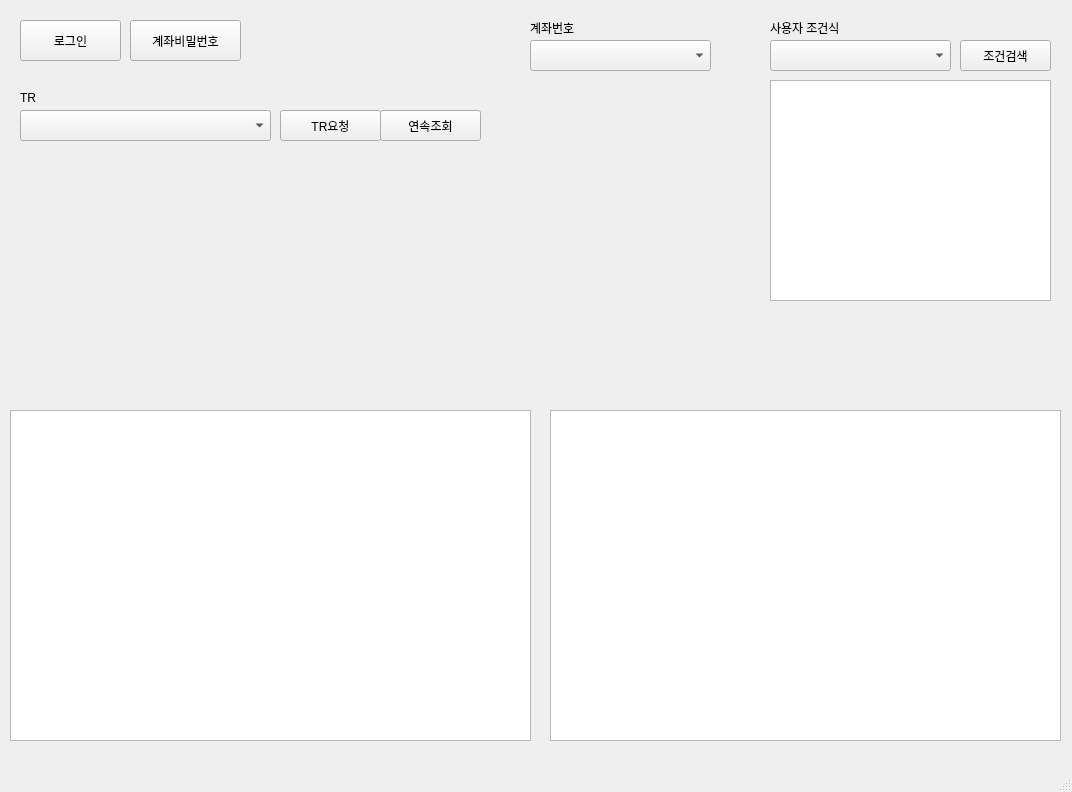
This is main_window.ui in junyoung-jamong/KiwoomOS as Qt 5 draws it before an edit. The edited form follows.
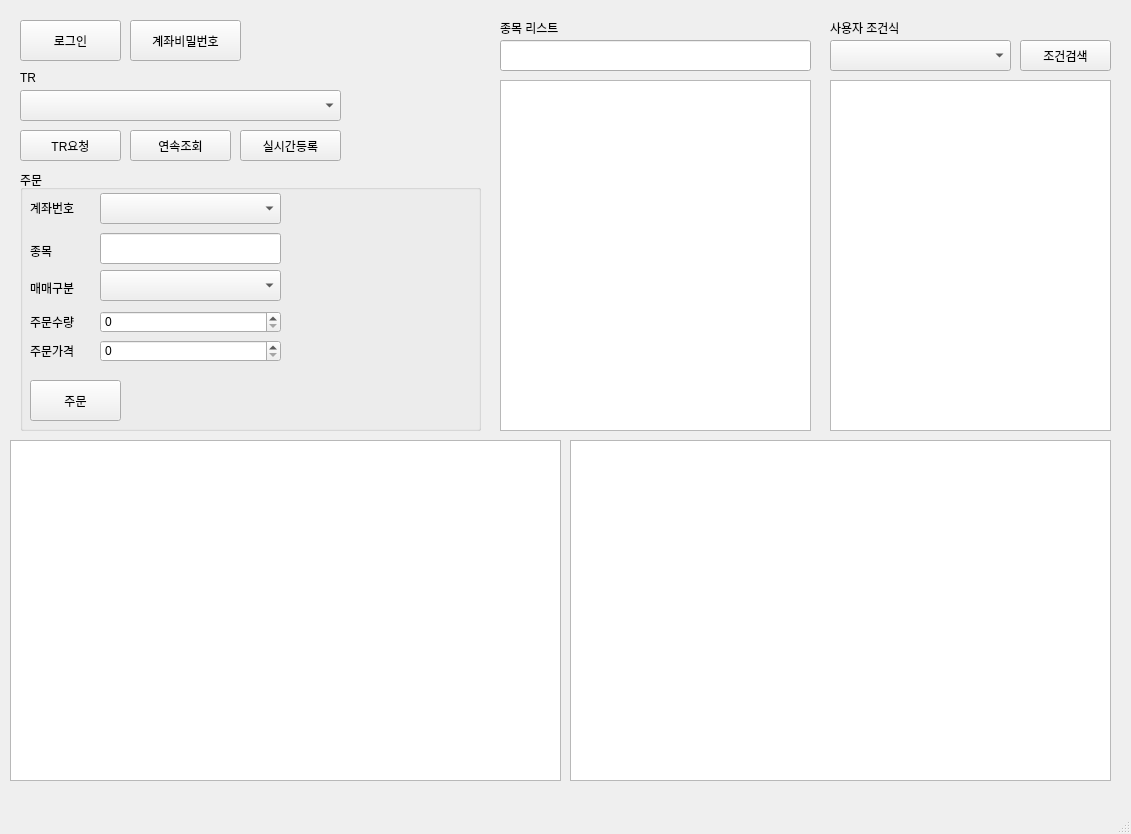
This is the edited form.

Patch:
```diff
--- a/main_window.ui
+++ b/main_window.ui
@@ -6,8 +6,8 @@
    <rect>
     <x>0</x>
     <y>0</y>
-    <width>1072</width>
-    <height>792</height>
+    <width>1131</width>
+    <height>834</height>
    </rect>
   </property>
   <property name="windowTitle">
@@ -30,8 +30,8 @@
    <widget class="QPushButton" name="requestTrButton">
     <property name="geometry">
      <rect>
-      <x>280</x>
-      <y>110</y>
+      <x>20</x>
+      <y>130</y>
       <width>101</width>
       <height>31</height>
      </rect>
@@ -44,16 +44,16 @@
     <property name="geometry">
      <rect>
       <x>10</x>
-      <y>410</y>
-      <width>521</width>
-      <height>331</height>
+      <y>440</y>
+      <width>551</width>
+      <height>341</height>
      </rect>
     </property>
    </widget>
    <widget class="QComboBox" name="conditionComboBox">
     <property name="geometry">
      <rect>
-      <x>770</x>
+      <x>830</x>
       <y>40</y>
       <width>181</width>
       <height>31</height>
@@ -63,7 +63,7 @@
    <widget class="QLabel" name="label">
     <property name="geometry">
      <rect>
-      <x>770</x>
+      <x>830</x>
       <y>20</y>
       <width>101</width>
       <height>16</height>
@@ -73,43 +73,20 @@
      <string>사용자 조건식</string>
     </property>
    </widget>
-   <widget class="QComboBox" name="accountComboBox">
-    <property name="geometry">
-     <rect>
-      <x>530</x>
-      <y>40</y>
-      <width>181</width>
-      <height>31</height>
-     </rect>
-    </property>
-   </widget>
-   <widget class="QLabel" name="label_2">
-    <property name="geometry">
-     <rect>
-      <x>530</x>
-      <y>20</y>
-      <width>101</width>
-      <height>16</height>
-     </rect>
-    </property>
-    <property name="text">
-     <string>계좌번호</string>
-    </property>
-   </widget>
    <widget class="QListView" name="listView_2">
     <property name="geometry">
      <rect>
-      <x>770</x>
+      <x>830</x>
       <y>80</y>
       <width>281</width>
-      <height>221</height>
+      <height>351</height>
      </rect>
     </property>
    </widget>
    <widget class="QPushButton" name="monitoringButton">
     <property name="geometry">
      <rect>
-      <x>960</x>
+      <x>1020</x>
       <y>40</y>
       <width>91</width>
       <height>31</height>
@@ -122,10 +99,10 @@
    <widget class="QListView" name="realDataListView">
     <property name="geometry">
      <rect>
-      <x>550</x>
-      <y>410</y>
-      <width>511</width>
-      <height>331</height>
+      <x>570</x>
+      <y>440</y>
+      <width>541</width>
+      <height>341</height>
      </rect>
     </property>
    </widget>
@@ -146,17 +123,17 @@
     <property name="geometry">
      <rect>
       <x>20</x>
-      <y>110</y>
-      <width>251</width>
-      <height>31</height>
-     </rect>
-    </property>
-   </widget>
-   <widget class="QLabel" name="label_3">
-    <property name="geometry">
-     <rect>
-      <x>20</x>
       <y>90</y>
+      <width>321</width>
+      <height>31</height>
+     </rect>
+    </property>
+   </widget>
+   <widget class="QLabel" name="label_3">
+    <property name="geometry">
+     <rect>
+      <x>20</x>
+      <y>70</y>
       <width>101</width>
       <height>16</height>
      </rect>
@@ -168,8 +145,8 @@
    <widget class="QPushButton" name="continuousTrButton">
     <property name="geometry">
      <rect>
-      <x>380</x>
-      <y>110</y>
+      <x>130</x>
+      <y>130</y>
       <width>101</width>
       <height>31</height>
      </rect>
@@ -178,6 +155,221 @@
      <string>연속조회</string>
     </property>
    </widget>
+   <widget class="QLabel" name="label_4">
+    <property name="geometry">
+     <rect>
+      <x>500</x>
+      <y>20</y>
+      <width>101</width>
+      <height>16</height>
+     </rect>
+    </property>
+    <property name="text">
+     <string>종목 리스트</string>
+    </property>
+   </widget>
+   <widget class="QLineEdit" name="lineEdit">
+    <property name="geometry">
+     <rect>
+      <x>500</x>
+      <y>40</y>
+      <width>311</width>
+      <height>31</height>
+     </rect>
+    </property>
+   </widget>
+   <widget class="QListView" name="stockItemListView">
+    <property name="geometry">
+     <rect>
+      <x>500</x>
+      <y>80</y>
+      <width>311</width>
+      <height>351</height>
+     </rect>
+    </property>
+   </widget>
+   <widget class="QPushButton" name="setRealButton">
+    <property name="geometry">
+     <rect>
+      <x>240</x>
+      <y>130</y>
+      <width>101</width>
+      <height>31</height>
+     </rect>
+    </property>
+    <property name="text">
+     <string>실시간등록</string>
+    </property>
+   </widget>
+   <widget class="QGroupBox" name="groupBox">
+    <property name="geometry">
+     <rect>
+      <x>20</x>
+      <y>170</y>
+      <width>461</width>
+      <height>261</height>
+     </rect>
+    </property>
+    <property name="title">
+     <string>주문</string>
+    </property>
+    <widget class="QComboBox" name="accountComboBox">
+     <property name="geometry">
+      <rect>
+       <x>80</x>
+       <y>23</y>
+       <width>181</width>
+       <height>31</height>
+      </rect>
+     </property>
+    </widget>
+    <widget class="QLabel" name="label_2">
+     <property name="geometry">
+      <rect>
+       <x>10</x>
+       <y>30</y>
+       <width>61</width>
+       <height>16</height>
+      </rect>
+     </property>
+     <property name="text">
+      <string>계좌번호</string>
+     </property>
+    </widget>
+    <widget class="QLabel" name="label_5">
+     <property name="geometry">
+      <rect>
+       <x>10</x>
+       <y>73</y>
+       <width>61</width>
+       <height>16</height>
+      </rect>
+     </property>
+     <property name="text">
+      <string>종목</string>
+     </property>
+    </widget>
+    <widget class="QLineEdit" name="orderItemEdit">
+     <property name="geometry">
+      <rect>
+       <x>80</x>
+       <y>63</y>
+       <width>181</width>
+       <height>31</height>
+      </rect>
+     </property>
+     <property name="readOnly">
+      <bool>true</bool>
+     </property>
+    </widget>
+    <widget class="QLabel" name="orderItemTextLabel">
+     <property name="geometry">
+      <rect>
+       <x>270</x>
+       <y>70</y>
+       <width>81</width>
+       <height>21</height>
+      </rect>
+     </property>
+     <property name="text">
+      <string/>
+     </property>
+    </widget>
+    <widget class="QPushButton" name="orderButton">
+     <property name="geometry">
+      <rect>
+       <x>10</x>
+       <y>210</y>
+       <width>91</width>
+       <height>41</height>
+      </rect>
+     </property>
+     <property name="text">
+      <string>주문</string>
+     </property>
+    </widget>
+    <widget class="QLabel" name="label_6">
+     <property name="geometry">
+      <rect>
+       <x>10</x>
+       <y>110</y>
+       <width>61</width>
+       <height>16</height>
+      </rect>
+     </property>
+     <property name="text">
+      <string>매매구분</string>
+     </property>
+    </widget>
+    <widget class="QSpinBox" name="spinBox">
+     <property name="geometry">
+      <rect>
+       <x>80</x>
+       <y>141</y>
+       <width>181</width>
+       <height>22</height>
+      </rect>
+     </property>
+     <property name="maximum">
+      <number>1000</number>
+     </property>
+    </widget>
+    <widget class="QComboBox" name="orderPoisitionComboBox">
+     <property name="geometry">
+      <rect>
+       <x>80</x>
+       <y>100</y>
+       <width>181</width>
+       <height>31</height>
+      </rect>
+     </property>
+     <property name="currentText">
+      <string/>
+     </property>
+     <property name="currentIndex">
+      <number>-1</number>
+     </property>
+    </widget>
+    <widget class="QLabel" name="label_7">
+     <property name="geometry">
+      <rect>
+       <x>10</x>
+       <y>144</y>
+       <width>61</width>
+       <height>16</height>
+      </rect>
+     </property>
+     <property name="text">
+      <string>주문수량</string>
+     </property>
+    </widget>
+    <widget class="QLabel" name="label_8">
+     <property name="geometry">
+      <rect>
+       <x>10</x>
+       <y>173</y>
+       <width>61</width>
+       <height>16</height>
+      </rect>
+     </property>
+     <property name="text">
+      <string>주문가격</string>
+     </property>
+    </widget>
+    <widget class="QSpinBox" name="spinBox_2">
+     <property name="geometry">
+      <rect>
+       <x>80</x>
+       <y>170</y>
+       <width>181</width>
+       <height>22</height>
+      </rect>
+     </property>
+     <property name="maximum">
+      <number>3000000</number>
+     </property>
+    </widget>
+   </widget>
   </widget>
   <widget class="QMenuBar" name="menubar">
    <property name="geometry">
```
Left out of the diff: 2 changed lines with no effect on the pictures.
